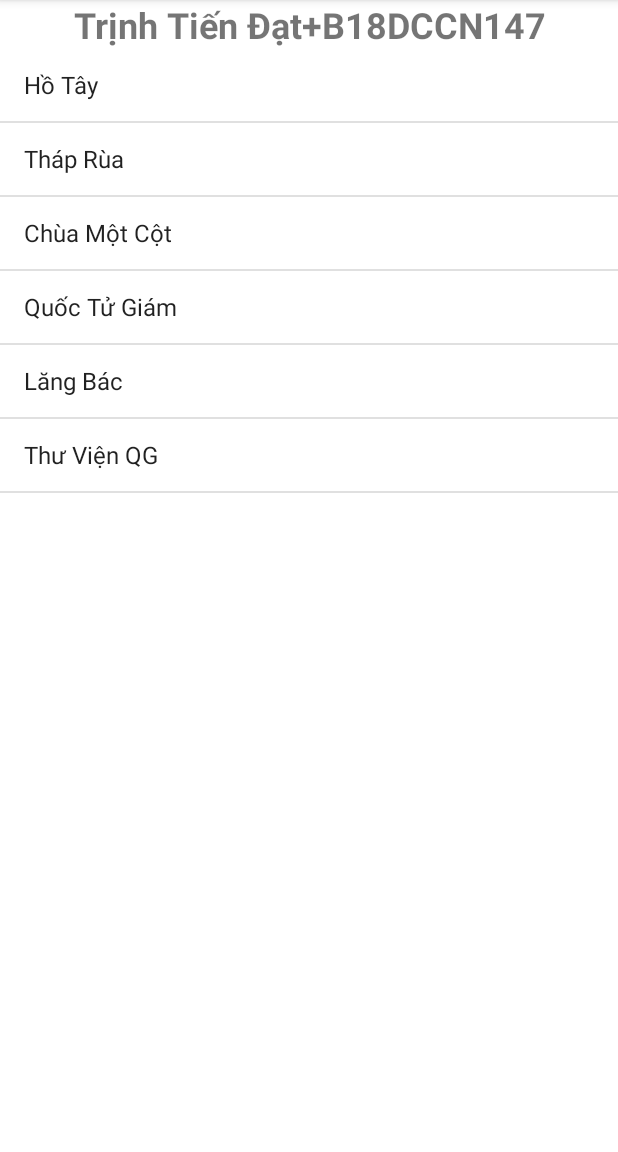
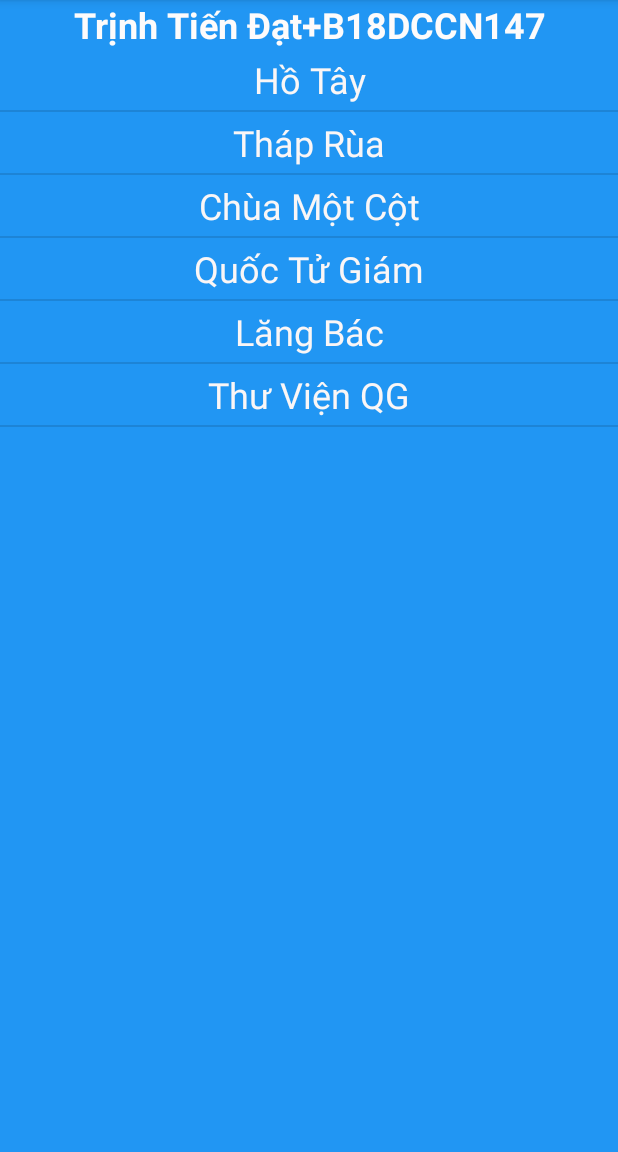
Before and after one commit to tiendatc2mh/bt1-listview, an Android app: the screen it shows after launch (MainActivity), on a phone screen of 412 x 824 dp, the part 84-1236 px from its top. Run offline under Robolectric (Android 15) with nearby library versions, the phone set to English and light mode, and no system bars.

Commit message:
set style listview

```diff
--- a/app/src/main/java/com/example/listviewthuchanh/MainActivity.java
+++ b/app/src/main/java/com/example/listviewthuchanh/MainActivity.java
@@ -20,7 +20,7 @@ public class MainActivity extends AppCompatActivity {
         listView = findViewById(R.id.listView);
         final String[] data ={"Hồ Tây", "Tháp Rùa", "Chùa Một Cột", "Quốc Tử Giám", "Lăng Bác", "Thư Viện QG"};
 
-        ArrayAdapter<String> adapter =new ArrayAdapter<>(MainActivity.this, android.R.layout.simple_list_item_1,data);
+        ArrayAdapter<String> adapter =new ArrayAdapter<>(MainActivity.this, R.layout.list,R.id.list_content,data);
         listView.setAdapter(adapter);
 
         listView.setOnItemClickListener(new AdapterView.OnItemClickListener() {
--- a/app/src/main/res/layout/activity_main.xml
+++ b/app/src/main/res/layout/activity_main.xml
@@ -4,6 +4,7 @@
     xmlns:tools="http://schemas.android.com/tools"
     android:layout_width="match_parent"
     android:layout_height="match_parent"
+    android:background="#2196F3"
     android:orientation="vertical"
     tools:context=".MainActivity">
 
@@ -13,8 +14,10 @@
         android:layout_height="wrap_content"
         android:gravity="center"
         android:text="Trịnh Tiến Đạt+B18DCCN147"
+        android:textColor="#FDFBFB"
         android:textSize="24sp"
         android:textStyle="bold" />
+
 
     <ListView
         android:id="@+id/listView"
--- a/app/src/main/res/layout/activity_main2.xml
+++ b/app/src/main/res/layout/activity_main2.xml
@@ -4,6 +4,7 @@
     xmlns:tools="http://schemas.android.com/tools"
     android:layout_width="match_parent"
     android:layout_height="match_parent"
+    android:background="#2196F3"
     android:orientation="vertical"
     tools:context=".MainActivity2">
 
@@ -13,6 +14,7 @@
         android:layout_height="wrap_content"
         android:gravity="center"
         android:text="Trịnh Tiến Đạt+B18DCCN147"
+        android:textColor="#F4F4F4"
         android:textSize="24sp"
         android:textStyle="bold" />
 
@@ -21,6 +23,7 @@
         android:layout_width="match_parent"
         android:layout_height="wrap_content"
         android:gravity="center"
+        android:textColor="#F1E9E9"
         android:textSize="24sp"
         android:textStyle="bold" />
 
@@ -40,6 +43,7 @@
         android:layout_marginRight="40dp"
         android:layout_marginBottom="10dp"
         android:gravity="center_horizontal|center_vertical"
+        android:textColor="#F8F5F5"
         android:textSize="24sp" />
 
 </LinearLayout>
--- /dev/null
+++ b/app/src/main/res/layout/list.xml
@@ -0,0 +1,19 @@
+<?xml version="1.0" encoding="utf-8"?>
+<!-- Definig a container for you List Item-->
+<LinearLayout
+    xmlns:android="http://schemas.android.com/apk/res/android"
+    android:gravity="center_vertical"
+    android:layout_width="fill_parent"
+    android:layout_height="fill_parent">
+
+    <!-- Defining where should text be placed. You set you text color here-->
+    <TextView
+        android:id="@+id/list_content"
+        android:layout_width="fill_parent"
+        android:layout_height="wrap_content"
+        android:layout_margin="4dip"
+        android:gravity="center"
+        android:text="sample"
+        android:textColor="#FAF6F6"
+        android:textSize="24dp" />
+</LinearLayout>
```
